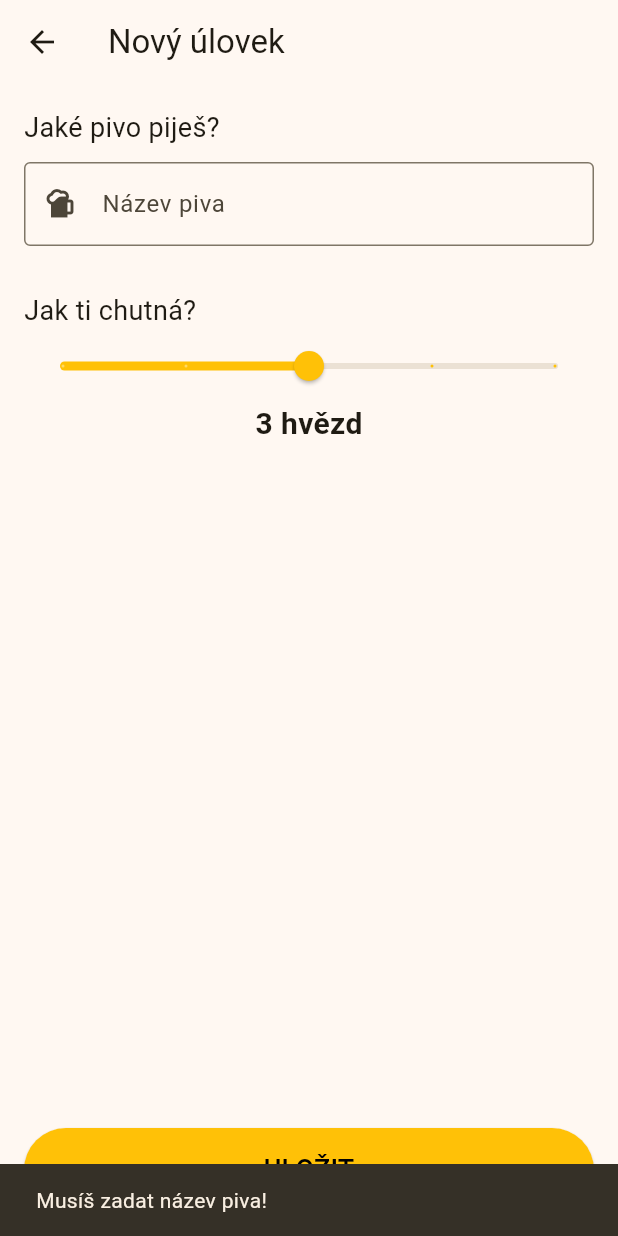
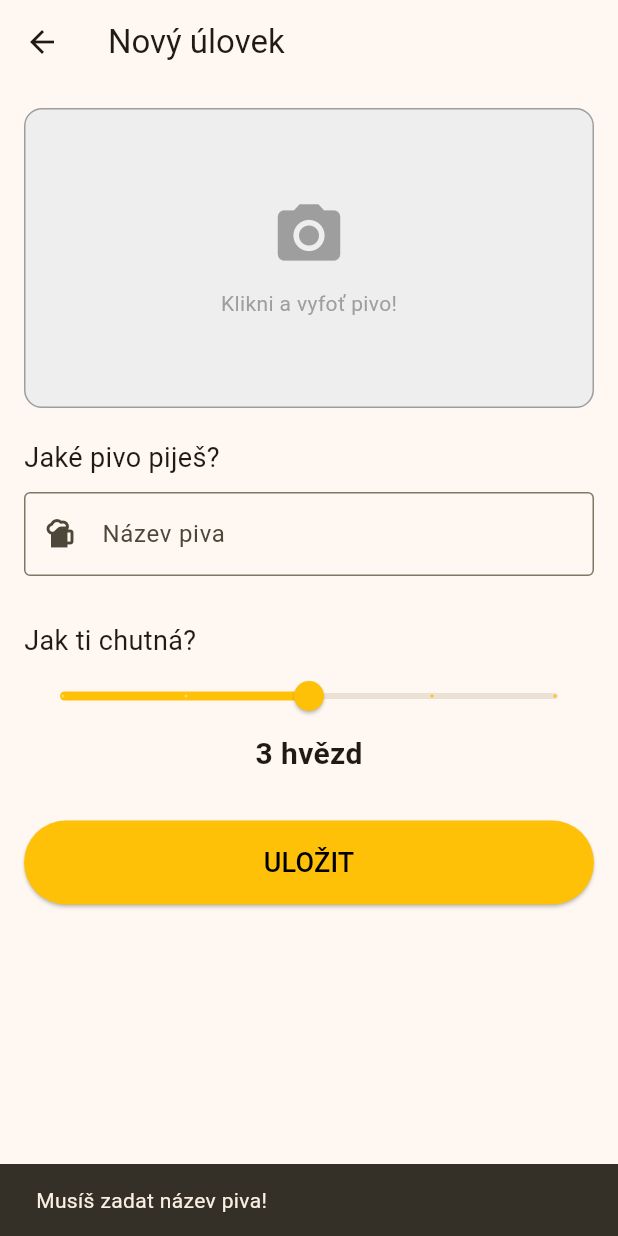
Before and after one commit to jboro11/beer_diary, a Flutter app: the AddBeerScreen screen opened directly, after a tap on "ULOŽIT", on a phone screen of 412 x 824 dp. Run offline on Flutter 3.47's test engine with Material 3 defaults, Android fonts, the phone set to English and light mode, and no system bars; our stand-ins replace hive_flutter, image_picker; accounts and stored records are empty.

Commit message:
opravneni, kamera

```diff
--- a/lib/main.dart
+++ b/lib/main.dart
@@ -1,6 +1,9 @@
+import 'dart:io';
 import 'package:flutter/material.dart';
 import 'package:hive_flutter/hive_flutter.dart';
 import 'package:intl/intl.dart';
+import 'package:image_picker/image_picker.dart';
+import 'package:path_provider/path_provider.dart';
 
 void main() async {
   // Inicializace Flutter bindingu (nutné pro databázi)
@@ -39,7 +42,7 @@ class HomeScreen extends StatefulWidget {
 }
 
 class _HomeScreenState extends State<HomeScreen> {
-  // Odkaz na naši otevřenou krabici s daty
+  // Odkaz otevřenou krabici s daty
   final _pivaBox = Hive.box('piva_box');
 
   @override
@@ -49,7 +52,7 @@ class _HomeScreenState extends State<HomeScreen> {
         title: const Text('Beer Diary'),
         backgroundColor: Theme.of(context).colorScheme.inversePrimary,
       ),
-      // ValueListenableBuilder sleduje změny v databázi a hned překresluje seznam
+      // ValueListenableBuilder sleduje změny v databázi
       body: ValueListenableBuilder(
         valueListenable: _pivaBox.listenable(),
         builder: (context, Box box, widget) {
@@ -67,16 +70,25 @@ class _HomeScreenState extends State<HomeScreen> {
           return ListView.builder(
             itemCount: box.length,
             itemBuilder: (context, index) {
-              // Získáme data
+              // Získání dat
               final pivo = box.getAt(index);
 
               return Card(
                 margin: const EdgeInsets.symmetric(horizontal: 10, vertical: 5),
                 child: ListTile(
-                  leading: const CircleAvatar(
-                    backgroundColor: Colors.amber,
-                    child: Icon(Icons.local_drink, color: Colors.white),
-                  ),
+                  leading: pivo['imagePath'] != null
+                      ? ClipOval(
+                          child: Image.file(
+                            File(pivo['imagePath']),
+                            width: 50,
+                            height: 50,
+                            fit: BoxFit.cover,
+                          ),
+                        )
+                      : const CircleAvatar(
+                          backgroundColor: Colors.amber,
+                          child: Icon(Icons.local_drink, color: Colors.white),
+                        ),
                   title: Text(
                     pivo['name'],
                     style: const TextStyle(fontWeight: FontWeight.bold),
@@ -120,6 +132,27 @@ class AddBeerScreen extends StatefulWidget {
 class _AddBeerScreenState extends State<AddBeerScreen> {
   final _nameController = TextEditingController();
   double _rating = 3.0;
+  File? _selectedImage;
+
+  Future<void> _takePicture() async {
+    final picker = ImagePicker();
+    // Otevře kameru
+    final XFile? photo = await picker.pickImage(source: ImageSource.camera);
+
+    if (photo != null) {
+      final directory = await getApplicationDocumentsDirectory();
+      // vytvoreni nazvu soubroru podle casu
+      final String fileName = '${DateTime.now().millisecondsSinceEpoch}.jpg';
+      final String savedPath = '${directory.path}/$fileName';
+
+      // Zkopírujeme fotku do úložiště
+      await File(photo.path).copy(savedPath);
+
+      setState(() {
+        _selectedImage = File(savedPath);
+      });
+    }
+  }
 
   // Funkce pro uložení do databáze
   void _saveBeer() {
@@ -137,13 +170,11 @@ class _AddBeerScreenState extends State<AddBeerScreen> {
       'name': _nameController.text,
       'rating': _rating,
       'date': DateFormat('dd.MM.yyyy').format(DateTime.now()),
-      // Zatím nevyužité (připraveno pro další krok)
-      'imagePath': null,
+      'imagePath': _selectedImage?.path,
       'lat': 0.0,
       'lng': 0.0,
     });
 
-    // Vrátíme se zpět na seznam
     Navigator.pop(context);
   }
 
@@ -151,11 +182,38 @@ class _AddBeerScreenState extends State<AddBeerScreen> {
   Widget build(BuildContext context) {
     return Scaffold(
       appBar: AppBar(title: const Text("Nový úlovek")),
-      body: Padding(
+      body: SingleChildScrollView( // male displeje
         padding: const EdgeInsets.all(16.0),
         child: Column(
           crossAxisAlignment: CrossAxisAlignment.start,
           children: [
+            GestureDetector(
+              onTap: _takePicture,
+              child: Container(
+                height: 200,
+                width: double.infinity,
+                decoration: BoxDecoration(
+                  color: Colors.grey[200],
+                  border: Border.all(color: Colors.grey),
+                  borderRadius: BorderRadius.circular(12),
+                ),
+                child: _selectedImage != null
+                    ? ClipRRect(
+                        borderRadius: BorderRadius.circular(12),
+                        child: Image.file(_selectedImage!, fit: BoxFit.cover),
+                      )
+                    : const Column(
+                        mainAxisAlignment: MainAxisAlignment.center,
+                        children: [
+                          Icon(Icons.camera_alt, size: 50, color: Colors.grey),
+                          SizedBox(height: 10),
+                          Text("Klikni a vyfoť pivo!", style: TextStyle(color: Colors.grey)),
+                        ],
+                      ),
+              ),
+            ),
+            const SizedBox(height: 20),
+
             const Text("Jaké pivo piješ?", style: TextStyle(fontSize: 18)),
             const SizedBox(height: 10),
             TextField(
@@ -185,7 +243,7 @@ class _AddBeerScreenState extends State<AddBeerScreen> {
               ),
             ),
 
-            const Spacer(),
+            const SizedBox(height: 30),
 
             SizedBox(
               width: double.infinity,
```
Also changed, not shown: 1 other file.
